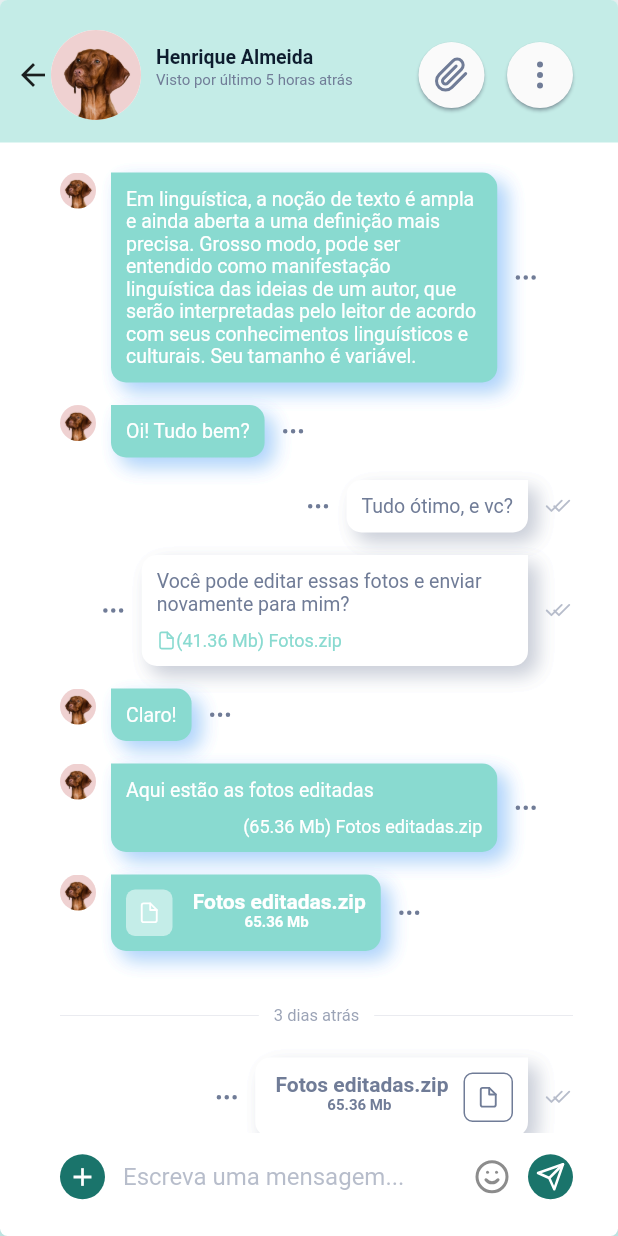
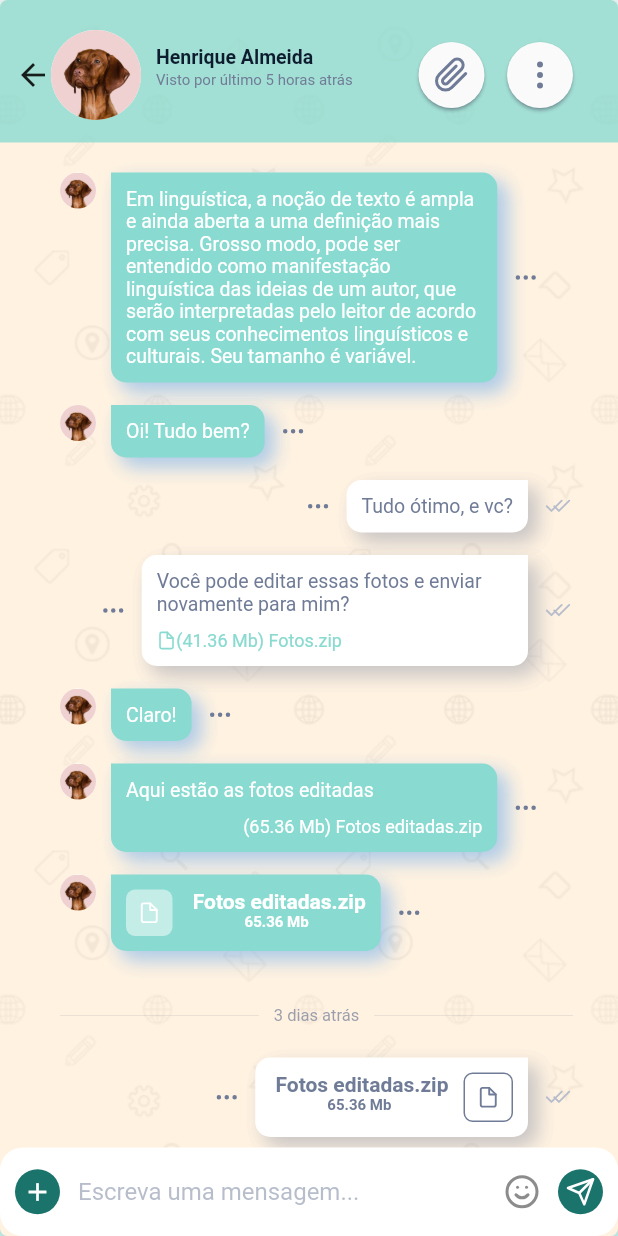
Before and after one commit to rikeealmeida/WebChat, a Flutter app: the screen it shows after launch, after a tap on "Henrique Almeida", on a phone screen of 412 x 824 dp. Run offline on Flutter 3.47's test engine with Material 2 defaults, Android fonts, the phone set to English and light mode, and no system bars; our stand-ins replace flutter_feather_icons, flutter_svg, get; missing offline and left inert: dart:html; project files that could hold a hidden picture were left out.

Commit message:
primeiro design completo

```diff
--- a/lib/app/modules/home/components/chat_message.dart
+++ b/lib/app/modules/home/components/chat_message.dart
@@ -46,6 +46,14 @@ class _ChatMessageState extends State<ChatMessage> {
                 : EdgeInsets.only(top: 50, left: 0, right: 25, bottom: 25),
             child: Container(
               decoration: BoxDecoration(
+                image: DecorationImage(
+                  image: AssetImage("assets/images/pattern-01.png"),
+                  repeat: ImageRepeat.repeat,
+                  colorFilter: ColorFilter.mode(
+                    Colors.orangeAccent.withAlpha(40),
+                    BlendMode.color,
+                  ),
+                ),
                 borderRadius: BorderRadius.circular(5),
                 color: Colors.white,
                 boxShadow: [
@@ -62,7 +70,7 @@ class _ChatMessageState extends State<ChatMessage> {
                     padding:
                         EdgeInsets.fromLTRB(isMobile ? 10 : 35, 20, 30, 15),
                     decoration: BoxDecoration(
-                      color: Config.colors.mainColor.withOpacity(.5),
+                      color: Config.colors.mainColor.withAlpha(200),
                       borderRadius: BorderRadius.only(
                           topLeft: Radius.circular(5),
                           topRight: Radius.circular(5)),
@@ -152,8 +160,10 @@ class _ChatMessageState extends State<ChatMessage> {
                     ),
                   ),
                   Container(
-                    margin:
-                        const EdgeInsets.only(left: 40, bottom: 10, right: 30),
+                    decoration: BoxDecoration(
+                        color: Colors.white,
+                        borderRadius: BorderRadius.circular(15)),
+                    padding: EdgeInsets.only(left: 10, right: 10),
                     child: ChatTextField(
                       prefix: RBtn2(
                         icon: Icons.add,
--- a/lib/app/modules/home/components/sidebar.dart
+++ b/lib/app/modules/home/components/sidebar.dart
@@ -32,36 +32,52 @@ class _SideBarState extends State<SideBar> {
           Expanded(
             child: Column(
               children: [
-                Column(
-                  children: [
                 Container(
-                      alignment: Alignment.centerLeft,
-                      margin: EdgeInsets.only( top: 20),
-                      child: InkWell(
-                        child: const Icon(
-                          FeatherIcons.menu,
-                          size: 25,
-                          color: Colors.white,
-                        ),
-                        onTap: widget.onOpenMenu,
-                      ),
-                    ),
-                    DrawerHeader(
-                      child: Container(
                     decoration: BoxDecoration(
-                          borderRadius: BorderRadius.circular(25),
                         color: Config.colors.mainColor,
+                        borderRadius: BorderRadius.circular(10),
                         boxShadow: [
                           BoxShadow(
                               blurRadius: 3,
-                              blurStyle: BlurStyle.normal,
-                              color: Colors.black.withAlpha(100),
-                              offset: Offset(0, 2),
+                              spreadRadius: .2,
+                              color: Colors.black.withAlpha(100))
+                        ]),
+                    alignment: Alignment.center,
+                    margin: const EdgeInsets.only(
+                        top: 20, bottom: 10, left: 7, right: 7),
+                    child: const Text(
+                      "Weellu",
+                      style: TextStyle(
+                          fontSize: 25,
+                          color: Colors.white,
+                          fontWeight: FontWeight.w500),
+                    )),
+                // Row(
+                //   children: [
+                //     Container(
+                //       margin:
+                //           const EdgeInsets.only(top: 20, left: 14, bottom: 10),
+                //       child: ClipRRect(
+                //         borderRadius: BorderRadius.circular(50),
+                //         child: const Image(
+                //           image: AssetImage(
+                //             "assets/images/5.png",
+                //           ),
+                //         ),
+                //       ),
+                //       height: 40,
+                //       width: 40,
+                //       decoration: BoxDecoration(
+                //         color: Colors.transparent,
+                //         borderRadius: BorderRadius.circular(50),
+                //       ),
+                //     ),
+                //   ],
+                // ),
+                const Divider(
+                  color: Colors.white,
                 ),
-                          ],
-                        ),
-                        padding: const EdgeInsets.all(20),
-                        child: Column(
+                Column(
                   mainAxisAlignment: MainAxisAlignment.spaceAround,
                   children: [
                     Container(
@@ -73,25 +89,26 @@ class _SideBarState extends State<SideBar> {
                           ),
                         ),
                       ),
-                              height: 65,
-                              width: 65,
+                      height: 50,
+                      width: 50,
                       decoration: BoxDecoration(
                         color: Colors.white,
                         borderRadius: BorderRadius.circular(50),
                       ),
                     ),
                     Container(
-                              child: Text(
+                      margin: const EdgeInsets.only(
+                        top: 10,
+                      ),
+                      child: const Text(
                         "Henrique Almeida dos Santos",
                         textAlign: TextAlign.center,
-                                style: TextStyle(
-                                    color: Config.colors.appBarMainColor),
+                        style: TextStyle(color: Colors.white),
                       ),
                     ),
-                          ],
-                        ),
-                      ),
-                    ),
+                    Divider(
+                      color: Colors.white,
+                    )
                   ],
                 ),
                 DrawerListTile(
--- a/lib/app/modules/home/views/home_view.dart
+++ b/lib/app/modules/home/views/home_view.dart
@@ -13,7 +13,7 @@ class HomeView extends StatefulWidget {
 }
 
 class _HomeViewState extends State<HomeView> {
-  var _folded = true;
+  var _folded = false;
   final GlobalKey<ScaffoldState> _scaffoldKey = GlobalKey<ScaffoldState>();
   @override
   Widget build(BuildContext context) {
--- a/lib/app/modules/widgets/chat_text_field.dart
+++ b/lib/app/modules/widgets/chat_text_field.dart
@@ -57,7 +57,11 @@ class _ChatTextFieldState extends State<ChatTextField> {
                 hintStyle: Config.styles.primaryTextStyle.copyWith(
                   color: Config.colors.textColorMenu.withOpacity(.5),
                 ),
-                  suffixIcon: const Icon(FeatherIcons.smile)),
+                suffixIcon: IconButton(
+                  onPressed: () {},
+                  icon: Icon(FeatherIcons.smile),
+                ),
+              ),
             ),
           ),
         ),
--- a/lib/app/modules/widgets/folded_item.dart
+++ b/lib/app/modules/widgets/folded_item.dart
@@ -7,16 +7,15 @@ class FoldedItem extends StatefulWidget {
     // For selecting those three line once press "Command+D"
 
     this.icon,
-    this.press,
     this.groupValue,
     this.value,
     this.onChanged,
+    this.onTap,
   }) : super(key: key);
-
-  final VoidCallback press;
   final IconData icon;
   final groupValue, value;
   final Function(dynamic value) onChanged;
+  final Function(dynamic theme) onTap;
 
   @override
   State<FoldedItem> createState() => _FoldedItemState();
```
Also changed, not shown: lib/app/modules/home/components/folded_bar.dart (+39 -34 lines), assets/images/bg1.png (added), assets/images/pattern-01.png (added), assets/images/pattern-02.png (added), assets/images/pattern-03.png (added), assets/images/pattern-04.png (added), assets/images/pattern-05.png (added), assets/images/pattern-06.png (added), assets/images/pattern-07.png (added), assets/images/pattern-08.png (added), assets/images/pattern-09.png (added). Lines whose indentation alone changed are shown as unchanged.
